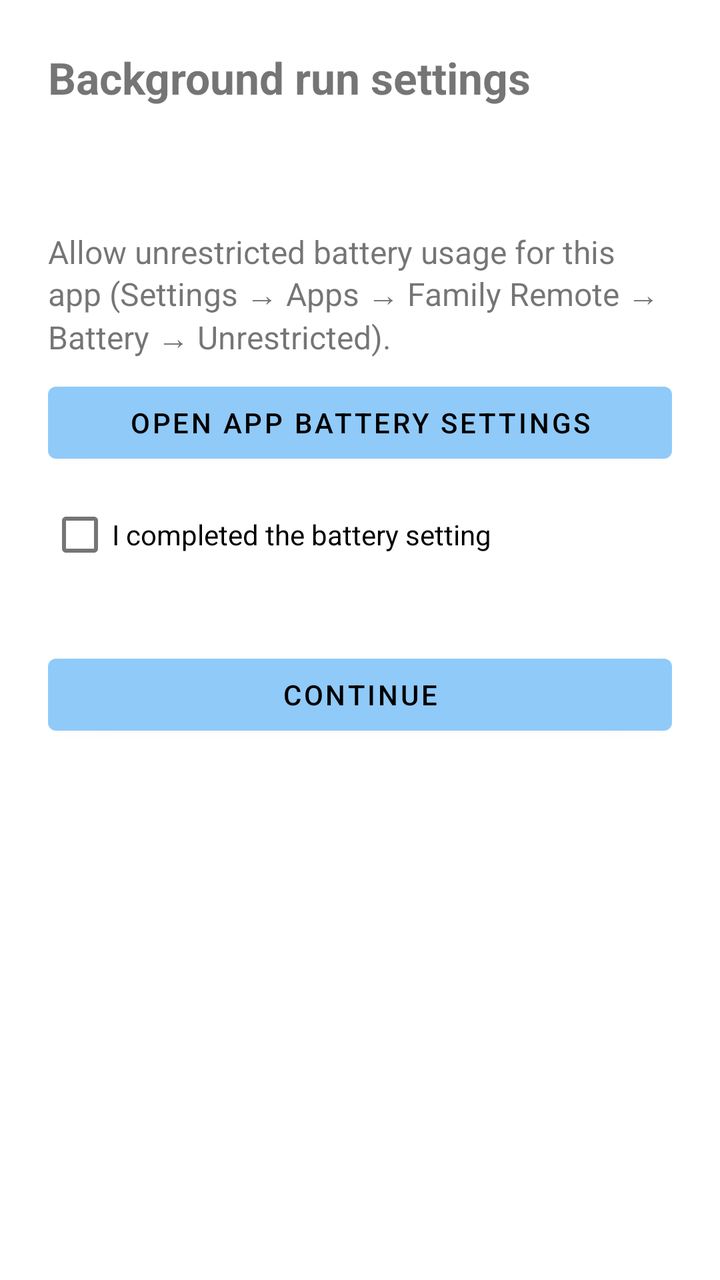
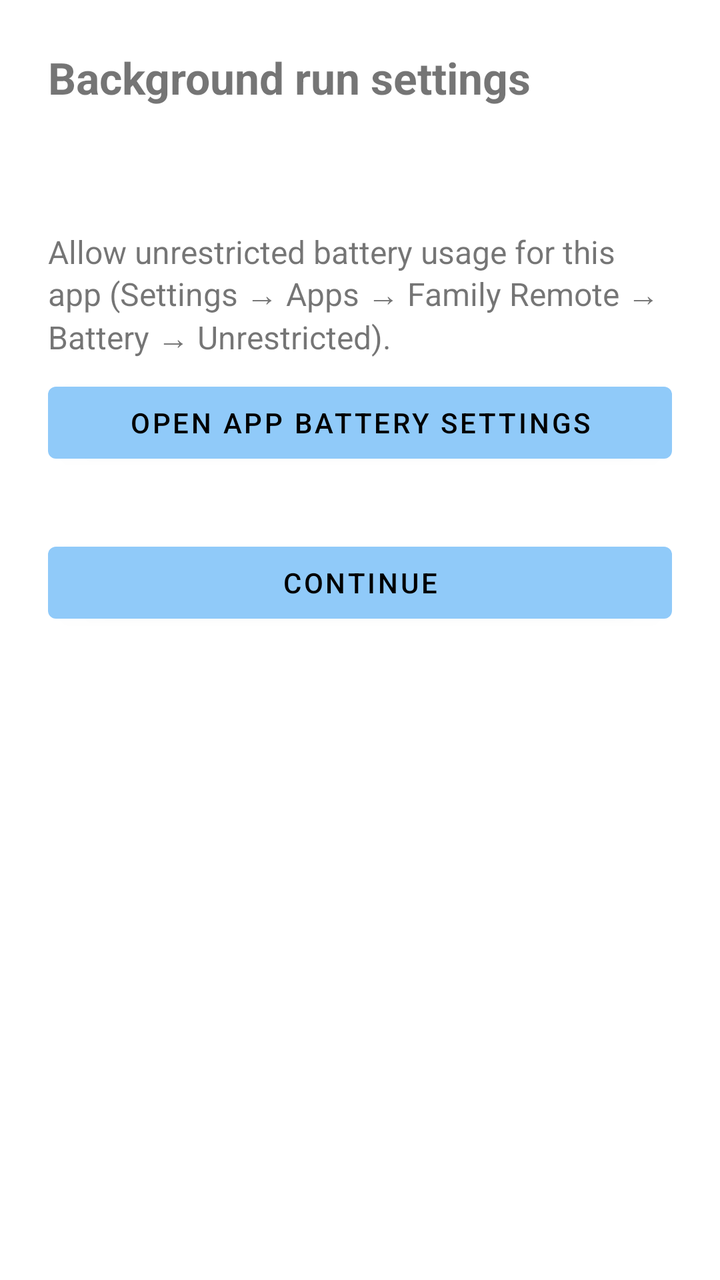

An Android layout rendered at two revisions. The XML below is the earlier revision; the diff shows what the commit changed to produce the second picture.
<!-- AndroidManifest.xml: application theme Theme.FamilyRemote -->
<!-- res/layout/activity_myos_setup_checklist.xml -->
<?xml version="1.0" encoding="utf-8"?>
<ScrollView xmlns:android="http://schemas.android.com/apk/res/android"
    android:layout_width="match_parent"
    android:layout_height="match_parent">

    <LinearLayout
        android:layout_width="match_parent"
        android:layout_height="wrap_content"
        android:orientation="vertical"
        android:padding="24dp">

        <TextView
            android:id="@+id/titleText"
            android:layout_width="wrap_content"
            android:layout_height="wrap_content"
            android:text="@string/myos_checklist_title"
            android:textSize="22sp"
            android:textStyle="bold" />

        <TextView
            android:id="@+id/introText"
            android:layout_width="match_parent"
            android:layout_height="wrap_content"
            android:layout_marginTop="16dp"
            android:textSize="16sp" />

        <TextView
            android:id="@+id/batteryStepText"
            android:layout_width="match_parent"
            android:layout_height="wrap_content"
            android:layout_marginTop="24dp"
            android:text="@string/myos_checklist_step_battery"
            android:textSize="16sp" />

        <Button
            android:id="@+id/batterySettingsButton"
            android:layout_width="match_parent"
            android:layout_height="wrap_content"
            android:layout_marginTop="8dp"
            android:text="@string/myos_checklist_step_battery_button" />

        <CheckBox
            android:id="@+id/batteryCheckbox"
            android:layout_width="wrap_content"
            android:layout_height="wrap_content"
            android:layout_marginTop="8dp"
            android:text="@string/myos_checklist_checkbox_battery" />

        <TextView
            android:id="@+id/autoStartStepText"
            android:layout_width="match_parent"
            android:layout_height="wrap_content"
            android:layout_marginTop="24dp"
            android:text="@string/myos_checklist_step_autostart"
            android:textSize="16sp"
            android:visibility="gone" />

        <CheckBox
            android:id="@+id/autoStartCheckbox"
            android:layout_width="wrap_content"
            android:layout_height="wrap_content"
            android:layout_marginTop="8dp"
            android:text="@string/myos_checklist_checkbox_autostart"
            android:visibility="gone" />

        <CheckBox
            android:id="@+id/genericAckCheckbox"
            android:layout_width="wrap_content"
            android:layout_height="wrap_content"
            android:layout_marginTop="8dp"
            android:text="@string/myos_checklist_checkbox_generic"
            android:visibility="gone" />

        <Button
            android:id="@+id/continueButton"
            android:layout_width="match_parent"
            android:layout_height="wrap_content"
            android:layout_marginTop="32dp"
            android:text="@string/action_continue" />

    </LinearLayout>
</ScrollView>
<!-- resources referenced by this layout -->
<resources>
  <string name="action_continue">Continue</string>
  <string name="myos_checklist_checkbox_autostart">I completed the auto-start setting</string>
  <string name="myos_checklist_checkbox_battery">I completed the battery setting</string>
  <string name="myos_checklist_checkbox_generic">I understand</string>
  <string name="myos_checklist_step_autostart">Settings → App Management → Auto Start Management → enable Family Remote. (No direct link available on this device — please navigate there manually.)</string>
  <string name="myos_checklist_step_battery">Allow unrestricted battery usage for this app (Settings → Apps → Family Remote → Battery → Unrestricted).</string>
  <string name="myos_checklist_step_battery_button">Open app battery settings</string>
  <string name="myos_checklist_title">Background run settings</string>
  <style name="Theme.FamilyRemote" parent="Theme.MaterialComponents.DayNight.NoActionBar">
          <item name="colorPrimary">@color/pastel_blue</item>
          <item name="colorPrimaryDark">@color/pastel_blue_dark</item>
          <item name="colorOnPrimary">@color/black</item>
          <item name="colorAccent">@color/pastel_green</item>
          <item name="android:windowBackground">@color/app_background</item>
      </style>
  <color name="pastel_blue">#FF90CAF9</color>
  <color name="pastel_blue_dark">#FF64B5F6</color>
  <color name="black">#FF000000</color>
  <color name="pastel_green">#FFA5D6A7</color>
  <color name="app_background">#FFFFFFFF</color>
</resources>

<!-- the commit's change to res/layout/activity_myos_setup_checklist.xml (unified diff, before → after) -->
@@ -39,13 +39,6 @@
             android:layout_marginTop="8dp"
             android:text="@string/myos_checklist_step_battery_button" />
 
-        <CheckBox
-            android:id="@+id/batteryCheckbox"
-            android:layout_width="wrap_content"
-            android:layout_height="wrap_content"
-            android:layout_marginTop="8dp"
-            android:text="@string/myos_checklist_checkbox_battery" />
-
         <TextView
             android:id="@+id/autoStartStepText"
             android:layout_width="match_parent"
@@ -53,22 +46,6 @@
             android:layout_marginTop="24dp"
             android:text="@string/myos_checklist_step_autostart"
             android:textSize="16sp"
-            android:visibility="gone" />
-
-        <CheckBox
-            android:id="@+id/autoStartCheckbox"
-            android:layout_width="wrap_content"
-            android:layout_height="wrap_content"
-            android:layout_marginTop="8dp"
-            android:text="@string/myos_checklist_checkbox_autostart"
-            android:visibility="gone" />
-
-        <CheckBox
-            android:id="@+id/genericAckCheckbox"
-            android:layout_width="wrap_content"
-            android:layout_height="wrap_content"
-            android:layout_marginTop="8dp"
-            android:text="@string/myos_checklist_checkbox_generic"
             android:visibility="gone" />
 
         <Button
<!-- resource entries referenced after the edit -->
@@ -1,9 +1,6 @@
 <!-- resources referenced by this layout -->
 <resources>
   <string name="action_continue">Continue</string>
-  <string name="myos_checklist_checkbox_autostart">I completed the auto-start setting</string>
-  <string name="myos_checklist_checkbox_battery">I completed the battery setting</string>
-  <string name="myos_checklist_checkbox_generic">I understand</string>
   <string name="myos_checklist_step_autostart">Settings → App Management → Auto Start Management → enable Family Remote. (No direct link available on this device — please navigate there manually.)</string>
   <string name="myos_checklist_step_battery">Allow unrestricted battery usage for this app (Settings → Apps → Family Remote → Battery → Unrestricted).</string>
   <string name="myos_checklist_step_battery_button">Open app battery settings</string>
